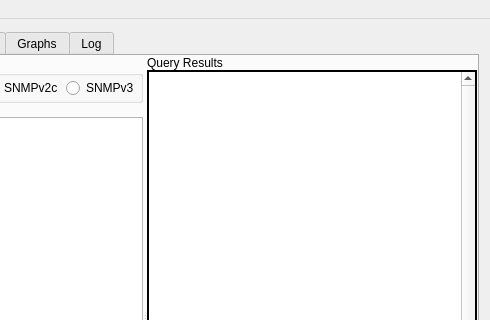
This is app/mainw.ui in transientuser/snmpb-next as Qt 5 draws it before an edit; both pictures show x 329 to 819 and y 0 to 320 of the 819 by 600 pixel window. The edited form follows.
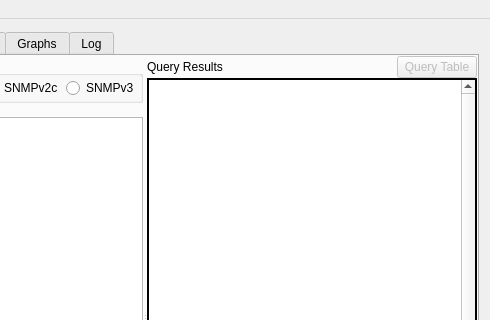
This is the edited form. Icons and pictures are not drawn. Custom widgets are drawn as their Qt base class.

Commit message: Improve MIB table query discovery and table-node activation

Patch:
```diff
--- a/app/mainw.ui
+++ b/app/mainw.ui
@@ -295,11 +295,41 @@
              <number>0</number>
             </property>
             <item>
+             <layout class="QHBoxLayout" name="QueryHeaderLayout">
+              <property name="spacing">
+               <number>6</number>
+              </property>
+              <item>
              <widget class="QLabel" name="QueryL">
               <property name="text">
                <string>Query Results</string>
               </property>
              </widget>
+              </item>
+              <item>
+               <spacer name="QueryHeaderSpacer">
+                <property name="orientation">
+                 <enum>Qt::Horizontal</enum>
+                </property>
+                <property name="sizeHint" stdset="0">
+                 <size>
+                  <width>40</width>
+                  <height>20</height>
+                 </size>
+                </property>
+               </spacer>
+              </item>
+              <item>
+               <widget class="QPushButton" name="QueryTable">
+                <property name="enabled">
+                 <bool>false</bool>
+                </property>
+                <property name="text">
+                 <string>Query Table</string>
+                </property>
+               </widget>
+              </item>
+             </layout>
             </item>
             <item>
              <widget class="QTextEdit" name="Query">
```
Lines whose indentation alone changed are shown as unchanged. The commit also changes 10 other files.
